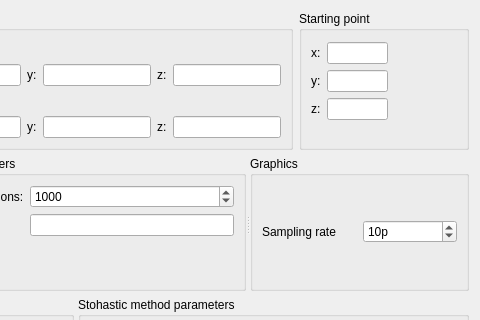
Above: settings.ui from NikitaKhromovSPBU/FunctionOptimizationGUI before the change; both pictures show x 384 to 864 and y 0 to 320 of the 864 by 471 pixel window. Below: the same form after it.
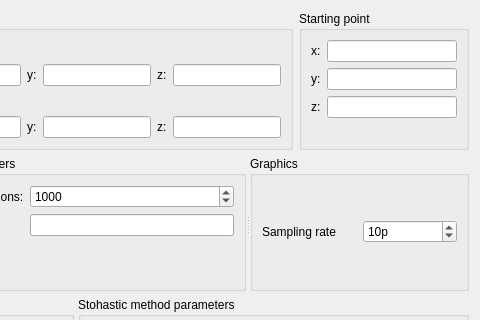
That is the form after the change.

Diff of the .ui file:
```diff
--- a/settings.ui
+++ b/settings.ui
@@ -19,15 +19,8 @@
      <property name="title">
       <string>Starting point</string>
      </property>
-     <widget class="QWidget" name="layoutWidget">
-      <property name="geometry">
-       <rect>
-        <x>12</x>
-        <y>31</y>
-        <width>77</width>
-        <height>111</height>
-       </rect>
-      </property>
+     <layout class="QVBoxLayout" name="verticalLayout_7">
+      <item>
       <layout class="QFormLayout" name="formLayout_2">
        <item row="0" column="0">
         <widget class="QLabel" name="label_10">
@@ -60,7 +53,8 @@
         <widget class="QLineEdit" name="start_z"/>
        </item>
       </layout>
-     </widget>
+      </item>
+     </layout>
     </widget>
    </item>
    <item row="0" column="1">
```
Lines whose indentation alone changed are shown as unchanged.
